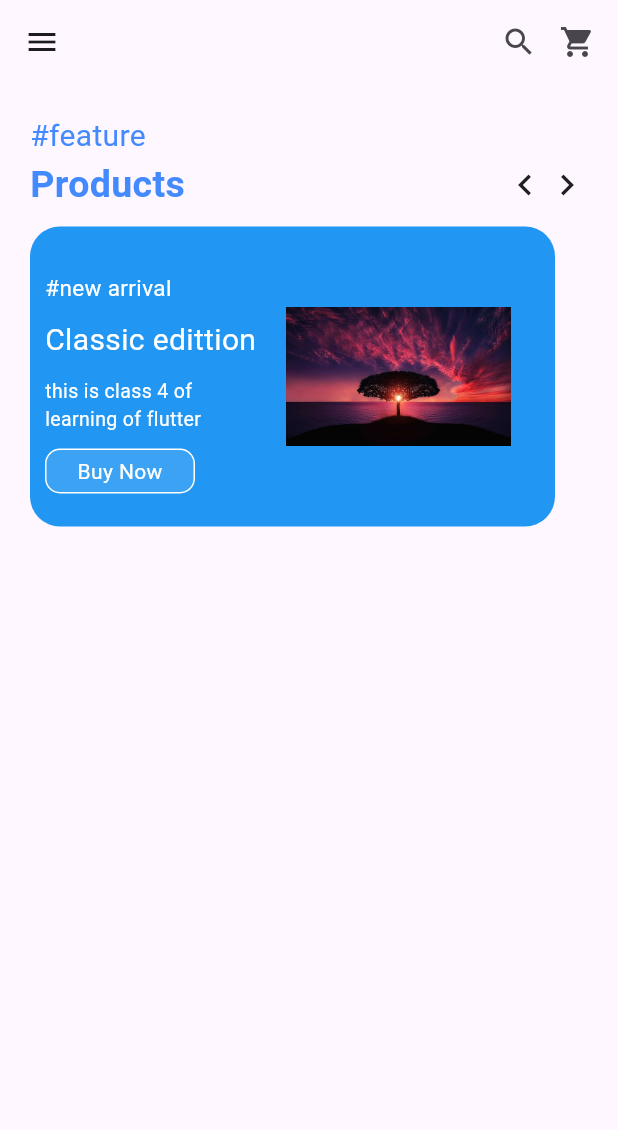
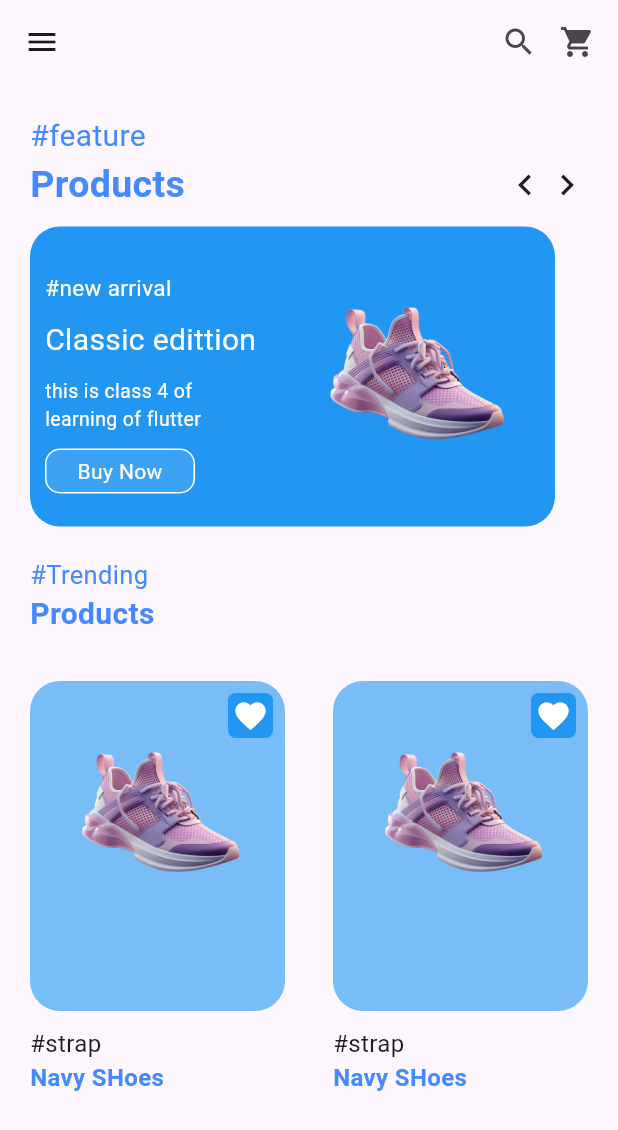
Before and after one commit to kalemullah/female_class_UI, a Flutter app: the Task7 screen opened directly, on a phone screen of 412 x 824 dp. Shown: the top 1130 px of the screen. Run offline on Flutter 3.47's test engine with Material 3 defaults, Android fonts, the phone set to English and light mode, and no system bars.

```diff
--- a/analysis_options.yaml
+++ b/analysis_options.yaml
@@ -7,6 +7,9 @@
 
 # The following line activates a set of recommended lints for Flutter apps,
 # packages, and plugins designed to encourage good coding practices.
+analyzer:
+  errors:
+    prefer_const_constructors: ignore
 include: package:flutter_lints/flutter.yaml
 
 linter:
--- a/lib/task7.dart
+++ b/lib/task7.dart
@@ -7,7 +7,11 @@ class Task7 extends StatelessWidget {
   Widget build(BuildContext context) {
     return Scaffold(
       appBar: AppBar(
-        leading: Icon(Icons.menu),
+        leading: GestureDetector(
+            onTap: () {
+              Navigator.pop(context);
+            },
+            child: Icon(Icons.menu)),
         actions: [
           Icon(Icons.search),
           SizedBox(
@@ -123,12 +127,133 @@ class Task7 extends StatelessWidget {
                     width: 20,
                   ),
                   Image.asset(
-                    'assets/image.jpeg',
-                    width: 150,
+                    'assets/shoes1.png',
+                    width: 170,
                   )
                 ],
               ),
             ),
+            SizedBox(
+              height: 20,
+            ),
+            Text(
+              '#Trending',
+              style: TextStyle(color: Colors.blueAccent, fontSize: 17),
+            ),
+            Text(
+              'Products',
+              style: TextStyle(
+                  color: Colors.blueAccent,
+                  fontSize: 20,
+                  fontWeight: FontWeight.bold),
+            ),
+            SizedBox(
+              height: 30,
+            ),
+            Row(
+              mainAxisAlignment: MainAxisAlignment.spaceBetween,
+              children: [
+                Column(
+                  crossAxisAlignment: CrossAxisAlignment.start,
+                  children: [
+                    Container(
+                        height: 220,
+                        width: 170,
+                        decoration: BoxDecoration(
+                            color: Colors.blue.withOpacity(.6),
+                            borderRadius:
+                                BorderRadius.all(Radius.circular(20))),
+                        child: Padding(
+                          padding: const EdgeInsets.all(8.0),
+                          child: Column(
+                            // crossAxisAlignment: CrossAxisAlignment.end,
+                            children: [
+                              Align(
+                                alignment: Alignment.bottomRight,
+                                child: Container(
+                                  height: 30,
+                                  width: 30,
+                                  decoration: BoxDecoration(
+                                    borderRadius:
+                                        BorderRadius.all(Radius.circular(5)),
+                                    color: Colors.blue,
+                                  ),
+                                  child:
+                                      Icon(Icons.favorite, color: Colors.white),
+                                ),
+                              ),
+                              Image.asset(
+                                'assets/shoes1.png',
+                              ),
+                            ],
+                          ),
+                        )),
+                    SizedBox(
+                      height: 10,
+                    ),
+                    Text(
+                      '#strap',
+                      style: TextStyle(fontSize: 16),
+                    ),
+                    Text(
+                      'Navy SHoes',
+                      style: TextStyle(
+                          fontSize: 16,
+                          fontWeight: FontWeight.bold,
+                          color: Colors.blueAccent),
+                    ),
+                  ],
+                ),
+                Column(
+                  crossAxisAlignment: CrossAxisAlignment.start,
+                  children: [
+                    Container(
+                        height: 220,
+                        width: 170,
+                        decoration: BoxDecoration(
+                            color: Colors.blue.withOpacity(.6),
+                            borderRadius:
+                                BorderRadius.all(Radius.circular(20))),
+                        child: Padding(
+                          padding: const EdgeInsets.all(8.0),
+                          child: Column(
+                            crossAxisAlignment: CrossAxisAlignment.end,
+                            children: [
+                              Container(
+                                height: 30,
+                                width: 30,
+                                decoration: BoxDecoration(
+                                  borderRadius:
+                                      BorderRadius.all(Radius.circular(5)),
+                                  color: Colors.blue,
+                                ),
+                                child:
+                                    Icon(Icons.favorite, color: Colors.white),
+                              ),
+                              Image.asset(
+                                'assets/shoes1.png',
+                              ),
+                            ],
+                          ),
+                        )),
+                    SizedBox(
+                      height: 10,
+                    ),
+                    Text(
+                      '#strap',
+                      style: TextStyle(fontSize: 16),
+                    ),
+                    Text(
+                      'Navy SHoes',
+                      style: TextStyle(
+                          fontSize: 16,
+                          fontWeight: FontWeight.bold,
+                          color: Colors.blueAccent),
+                    ),
+                  ],
+                ),
+              ],
+            )
           ],
         ),
       ),
```
Also changed, not shown: lib/main.dart (+7 -1 lines), lib/task10.dart (added, +54 -0 lines), lib/task11.dart (added, +33 -0 lines), lib/task8.dart (added, +84 -0 lines), lib/task9.dart (added, +269 -0 lines), assets/shoes1.jpeg (added), assets/shoes1.jpg (added), assets/shoes1.png (added), assets/shoes2.jpeg (added), assets/shoes3.jpg (added).
